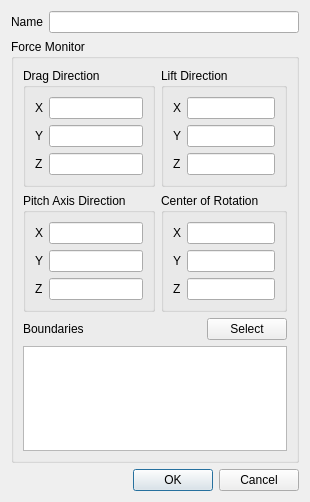
Old version of the form view/solution/monitors/force_dialog.ui in the repository nextfoam/baram.
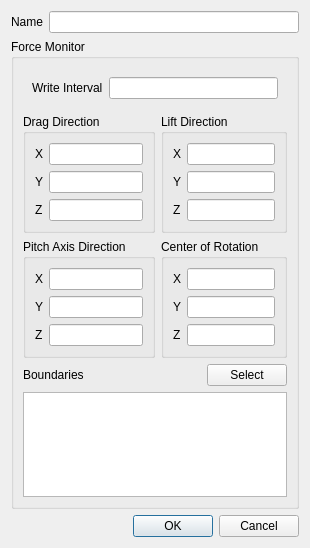
New version of the form.

Commit message: #142 모니터링 항목에 write interval 추가, surface 모니터 report type 추가

```diff
--- a/view/solution/monitors/force_dialog.ui
+++ b/view/solution/monitors/force_dialog.ui
@@ -7,7 +7,7 @@
     <x>0</x>
     <y>0</y>
     <width>310</width>
-    <height>502</height>
+    <height>548</height>
    </rect>
   </property>
   <property name="windowTitle">
@@ -48,6 +48,38 @@
       <string>Force Monitor</string>
      </property>
      <layout class="QVBoxLayout" name="verticalLayout">
+      <item>
+       <widget class="QWidget" name="widget_3" native="true">
+        <layout class="QFormLayout" name="formLayout">
+         <property name="leftMargin">
+          <number>9</number>
+         </property>
+         <property name="topMargin">
+          <number>9</number>
+         </property>
+         <property name="rightMargin">
+          <number>9</number>
+         </property>
+         <property name="bottomMargin">
+          <number>9</number>
+         </property>
+         <item row="0" column="0">
+          <widget class="QLabel" name="label_2">
+           <property name="text">
+            <string>Write Interval</string>
+           </property>
+          </widget>
+         </item>
+         <item row="0" column="1">
+          <widget class="QLineEdit" name="writeInterval">
+           <property name="text">
+            <string/>
+           </property>
+          </widget>
+         </item>
+        </layout>
+       </widget>
+      </item>
       <item>
        <widget class="QWidget" name="widget_2" native="true">
         <layout class="QGridLayout" name="gridLayout">
```
The commit also changes 12 other files.
